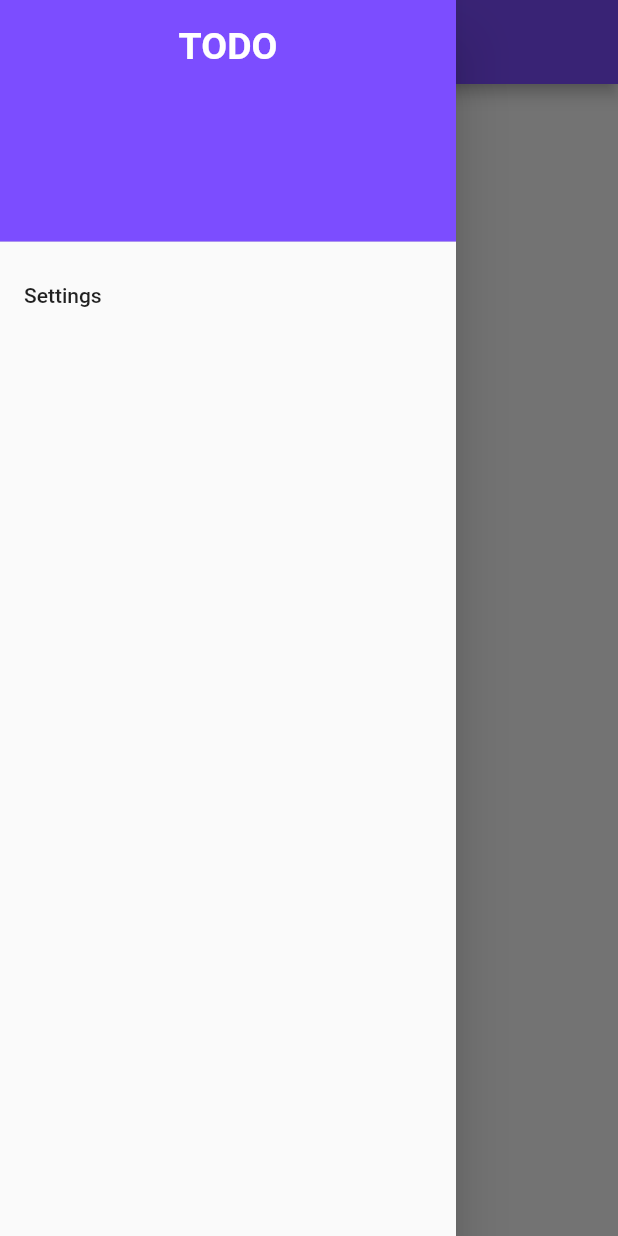
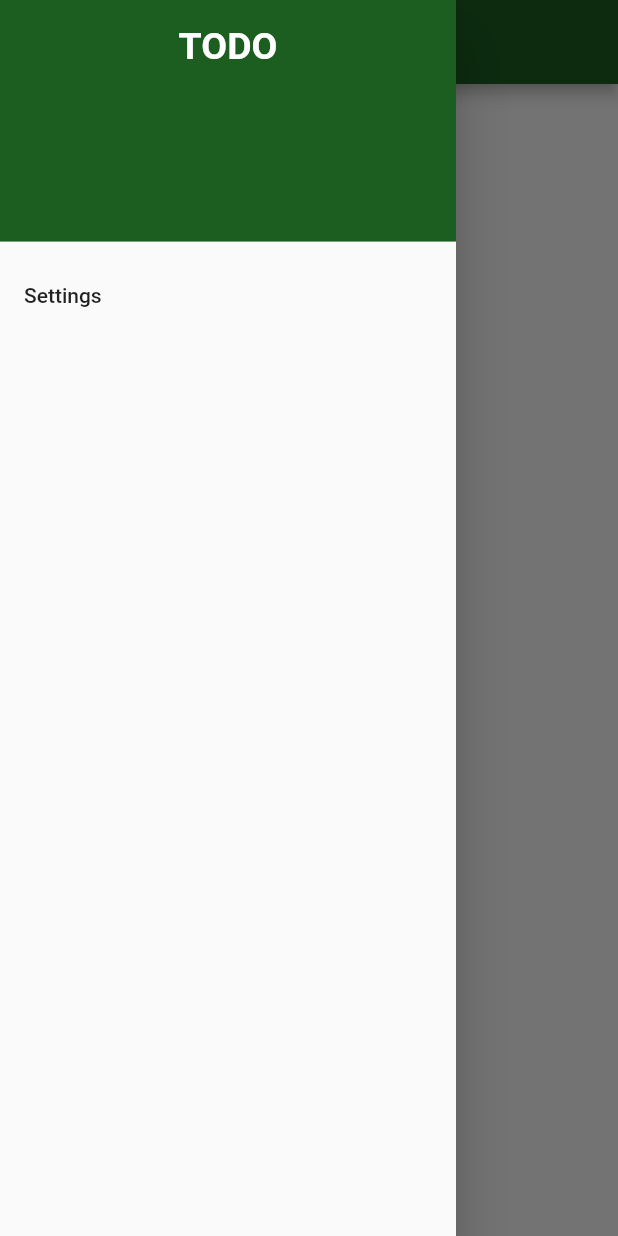
Before and after one commit to MuhammadAbyaz/TODO_app_flutter, a Flutter app: the screen it shows after launch, with the side drawer open, on a phone screen of 412 x 824 dp. Run offline on Flutter 3.47's test engine with Material 2 defaults, Android fonts, the phone set to English and light mode, and no system bars.

Commit message:
Second Commit

```diff
--- a/lib/main.dart
+++ b/lib/main.dart
@@ -21,7 +21,7 @@ class Todo extends StatelessWidget {
   Widget build(BuildContext context) {
     return Scaffold(
       appBar: AppBar(
-        backgroundColor: Colors.deepPurpleAccent,
+        backgroundColor: Colors.green.shade900,
         centerTitle: true,
         title: Text(title),
       ),
@@ -37,7 +37,7 @@ class Todo extends StatelessWidget {
                     fontSize: 25.0,
                     color: Colors.white),
               ),
-              decoration: BoxDecoration(color: Colors.deepPurpleAccent),
+              decoration: BoxDecoration(color: Colors.green.shade900),
             ),
             ListTile(
               title: Text("Settings"),
@@ -60,7 +60,7 @@ class Settings extends StatelessWidget {
       appBar: AppBar(
         centerTitle: true,
         title: Text("Settings"),
-        backgroundColor: Colors.deepPurpleAccent,
+        backgroundColor: Colors.green.shade900,
       ),
     );
   }
```
Also changed, not shown: 27 other files.
